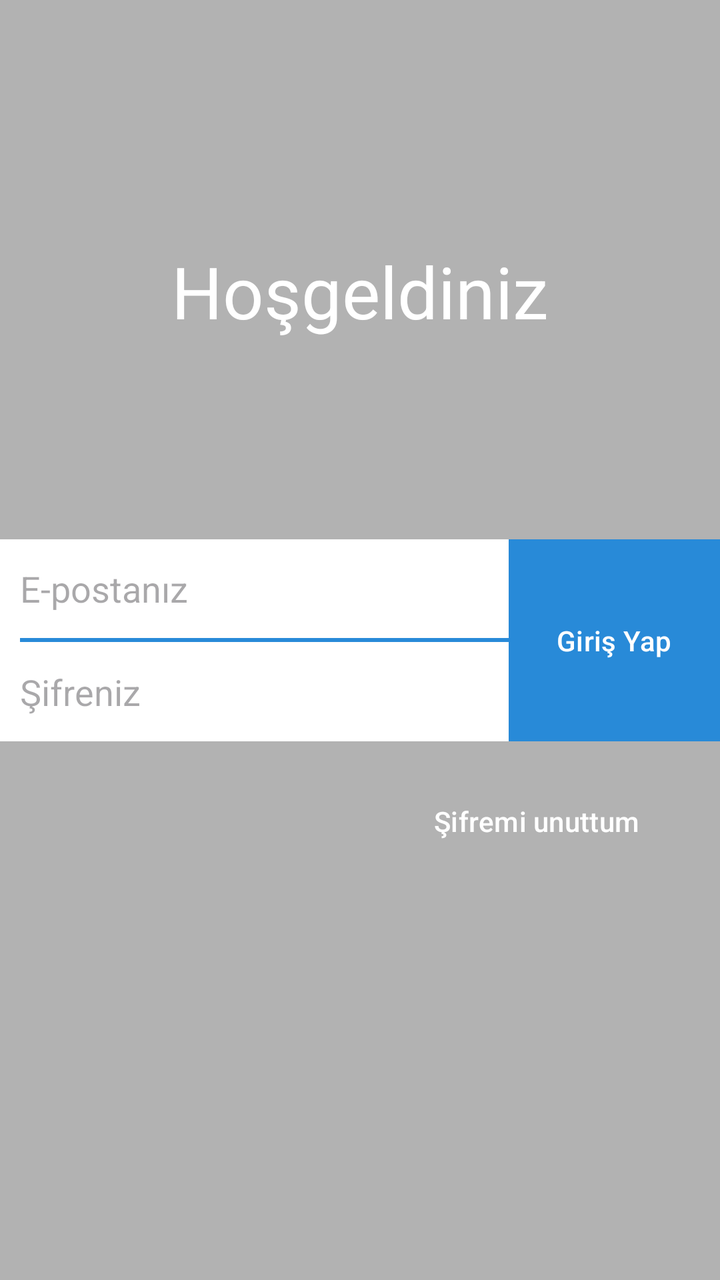
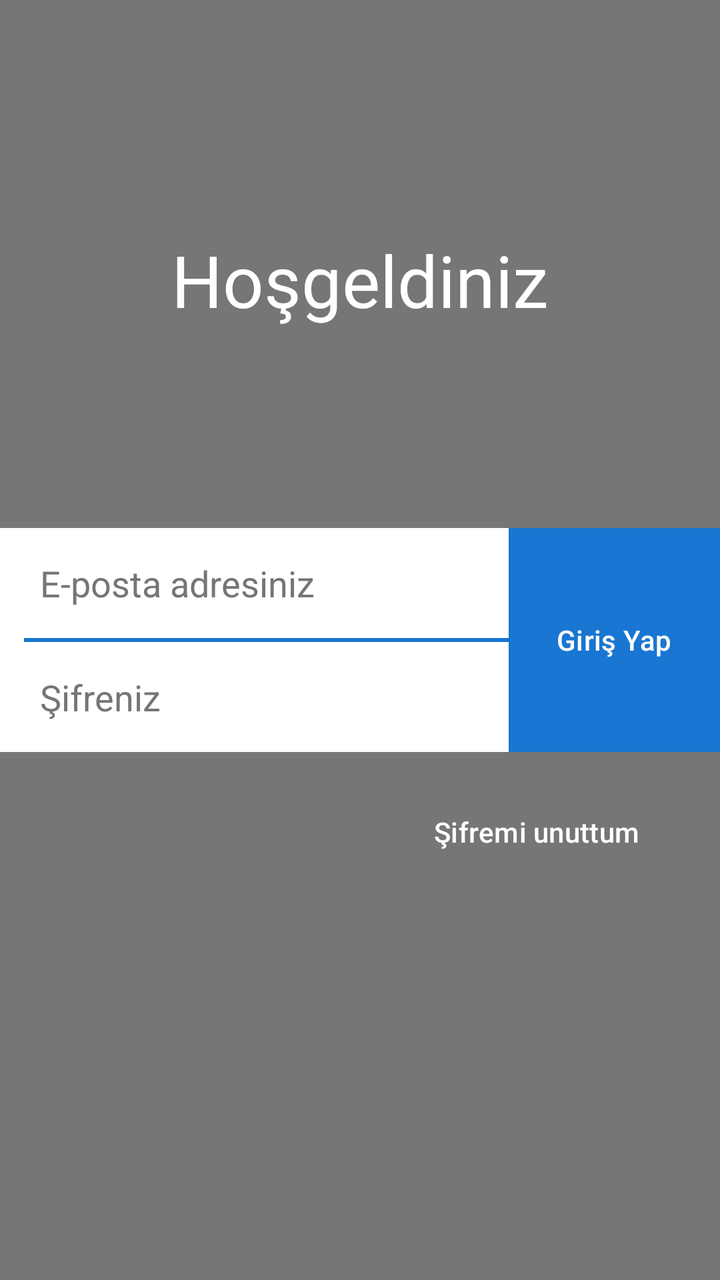

Screens rendered from an Android XML layout before and after an edit, with the pre-edit source and the edit as a unified diff.
<!-- AndroidManifest.xml: application theme Theme.LoginUI -->
<!-- res/layout/activity_main.xml -->
<?xml version="1.0" encoding="utf-8"?>
<androidx.constraintlayout.widget.ConstraintLayout xmlns:android="http://schemas.android.com/apk/res/android"
    xmlns:app="http://schemas.android.com/apk/res-auto"
    xmlns:tools="http://schemas.android.com/tools"
    android:id="@+id/main"
    android:layout_width="match_parent"
    android:layout_height="match_parent"
    android:background="#B2B2B2"
    tools:context=".MainActivity">

    <LinearLayout
        android:id="@+id/linearLayout"
        android:layout_width="0dp"
        android:layout_height="101dp"
        android:background="@color/white"
        android:orientation="vertical"
        android:paddingLeft="10dp"
        app:layout_constraintBottom_toBottomOf="parent"
        app:layout_constraintEnd_toStartOf="@+id/signInButton"
        app:layout_constraintStart_toStartOf="parent"
        app:layout_constraintTop_toTopOf="parent">

        <EditText
            android:id="@+id/emailInput"
            android:layout_width="match_parent"
            android:layout_height="wrap_content"
            android:layout_weight="1"
            android:background="@android:color/transparent"
            android:ems="10"
            android:hint="E-postanız"
            android:inputType="text" />

        <View
            android:id="@+id/divider"
            android:layout_width="match_parent"
            android:layout_height="2dp"
            android:background="@color/blue" />

        <EditText
            android:id="@+id/passwordInput"
            android:layout_width="match_parent"
            android:layout_height="wrap_content"
            android:layout_weight="1"
            android:background="@android:color/transparent"
            android:ems="10"
            android:hint="Şifreniz"
            android:inputType="text" />
    </LinearLayout>

    <Button
        android:id="@+id/signInButton"
        android:layout_width="wrap_content"
        android:layout_height="0dp"
        android:background="@color/blue"
        android:text="Giriş Yap"
        android:textAllCaps="false"
        android:textColor="@color/white"
        android:textSize="14sp"
        android:textStyle="normal"
        app:backgroundTint="@null"
        app:layout_constraintBottom_toBottomOf="@+id/linearLayout"
        app:layout_constraintEnd_toEndOf="parent"
        app:layout_constraintTop_toTopOf="@id/linearLayout"
        app:layout_constraintVertical_bias="0.0" />

    <TextView
        android:id="@+id/welcomeTextView"
        android:layout_width="wrap_content"
        android:layout_height="wrap_content"
        android:layout_marginBottom="100dp"
        android:text="Hoşgeldiniz"
        android:textColor="@color/white"
        android:textSize="36sp"
        app:layout_constraintBottom_toTopOf="@+id/linearLayout"
        app:layout_constraintEnd_toEndOf="parent"
        app:layout_constraintStart_toStartOf="parent" />

    <Button
        android:id="@+id/forgotPassword"
        android:layout_width="wrap_content"
        android:layout_height="wrap_content"
        android:layout_marginTop="16dp"
        android:layout_marginEnd="16dp"
        android:background="@android:color/transparent"
        android:text="Şifremi unuttum"
        android:textColor="@color/white"
        android:textSize="14sp"
        app:backgroundTint="@null"
        app:layout_constraintEnd_toEndOf="@+id/signInButton"
        app:layout_constraintTop_toBottomOf="@+id/signInButton" />
</androidx.constraintlayout.widget.ConstraintLayout>
<!-- resources referenced by this layout -->
<resources>
  <color name="blue">#288AD8</color>
  <color name="white">#FFFFFFFF</color>
  <style name="Theme.LoginUI" parent="Base.Theme.LoginUI" />
  <style name="Base.Theme.LoginUI" parent="Theme.Material3.DayNight.NoActionBar">
          
          
      </style>
</resources>

<!-- the commit's change to res/layout/activity_main.xml (unified diff, before → after) -->
@@ -5,16 +5,17 @@
     android:id="@+id/main"
     android:layout_width="match_parent"
     android:layout_height="match_parent"
-    android:background="#B2B2B2"
+    android:background="#767676"
     tools:context=".MainActivity">
 
     <LinearLayout
         android:id="@+id/linearLayout"
         android:layout_width="0dp"
-        android:layout_height="101dp"
+        android:layout_height="112dp"
         android:background="@color/white"
         android:orientation="vertical"
-        android:paddingLeft="10dp"
+        android:paddingStart="12dp"
+        android:paddingEnd="0dp"
         app:layout_constraintBottom_toBottomOf="parent"
         app:layout_constraintEnd_toStartOf="@+id/signInButton"
         app:layout_constraintStart_toStartOf="parent"
@@ -23,35 +24,44 @@
         <EditText
             android:id="@+id/emailInput"
             android:layout_width="match_parent"
-            android:layout_height="wrap_content"
+            android:layout_height="0dp"
             android:layout_weight="1"
             android:background="@android:color/transparent"
-            android:ems="10"
-            android:hint="E-postanız"
-            android:inputType="text" />
+            android:hint="E-posta adresiniz"
+            android:inputType="textEmailAddress"
+            android:minHeight="48dp"
+            android:paddingStart="8dp"
+            android:paddingEnd="8dp"
+            android:textColor="#37474F"
+            android:textColorHint="#757575" />
 
         <View
             android:id="@+id/divider"
             android:layout_width="match_parent"
             android:layout_height="2dp"
-            android:background="@color/blue" />
+            android:background="#1976D2" />
 
         <EditText
             android:id="@+id/passwordInput"
             android:layout_width="match_parent"
-            android:layout_height="wrap_content"
+            android:layout_height="0dp"
             android:layout_weight="1"
             android:background="@android:color/transparent"
-            android:ems="10"
             android:hint="Şifreniz"
-            android:inputType="text" />
+            android:inputType="textPassword"
+            android:minHeight="48dp"
+            android:paddingStart="8dp"
+            android:paddingEnd="8dp"
+            android:textColor="#37474F"
+            android:textColorHint="#757575" />
+
     </LinearLayout>
 
     <Button
         android:id="@+id/signInButton"
         android:layout_width="wrap_content"
-        android:layout_height="0dp"
-        android:background="@color/blue"
+        android:layout_height="112dp"
+        android:background="#1976D2"
         android:text="Giriş Yap"
         android:textAllCaps="false"
         android:textColor="@color/white"
@@ -60,8 +70,7 @@
         app:backgroundTint="@null"
         app:layout_constraintBottom_toBottomOf="@+id/linearLayout"
         app:layout_constraintEnd_toEndOf="parent"
-        app:layout_constraintTop_toTopOf="@id/linearLayout"
-        app:layout_constraintVertical_bias="0.0" />
+        app:layout_constraintTop_toTopOf="@id/linearLayout" />
 
     <TextView
         android:id="@+id/welcomeTextView"
@@ -88,4 +97,5 @@
         app:backgroundTint="@null"
         app:layout_constraintEnd_toEndOf="@+id/signInButton"
         app:layout_constraintTop_toBottomOf="@+id/signInButton" />
+
 </androidx.constraintlayout.widget.ConstraintLayout>
<!-- resource entries referenced after the edit -->
@@ -1,6 +1,5 @@
 <!-- resources referenced by this layout -->
 <resources>
-  <color name="blue">#288AD8</color>
   <color name="white">#FFFFFFFF</color>
   <style name="Theme.LoginUI" parent="Base.Theme.LoginUI" />
   <style name="Base.Theme.LoginUI" parent="Theme.Material3.DayNight.NoActionBar">
